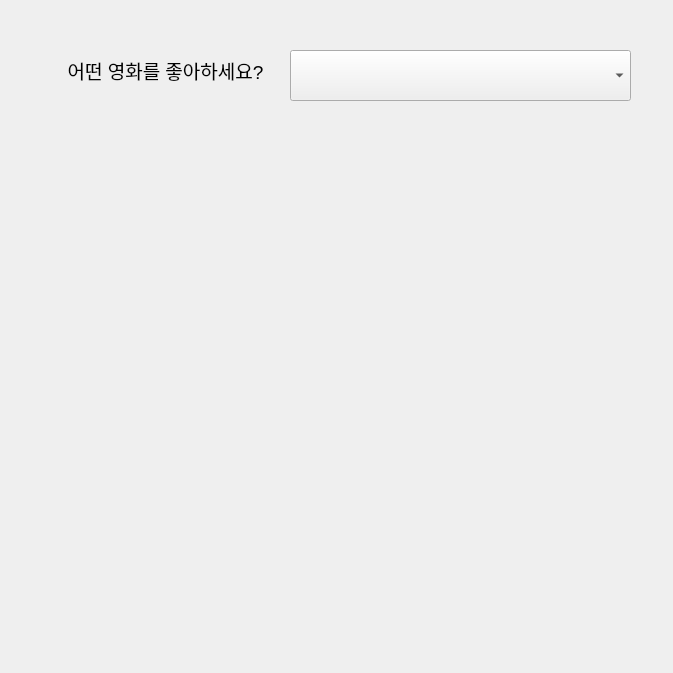
Qt form movie_recommendation.ui (chipmunk-tail/250203-Keras-Movie-for-you) before a commit.
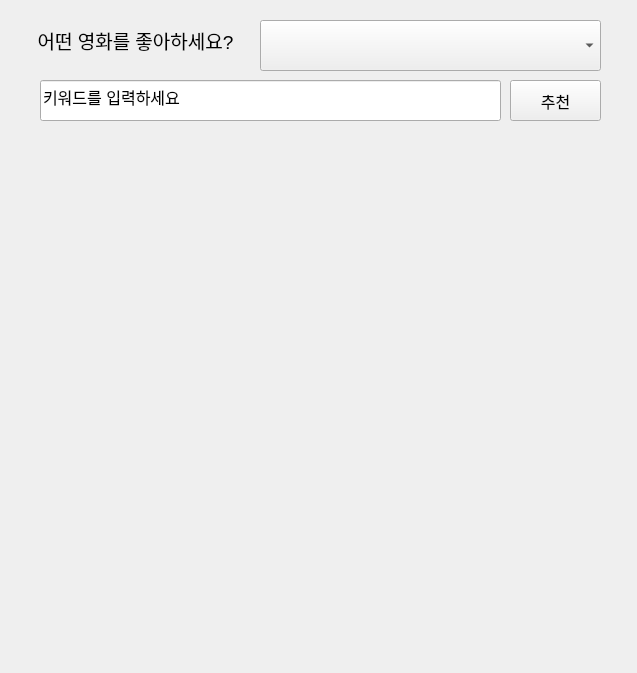
The same form after that commit.

```diff
--- a/movie_recommendation.ui
+++ b/movie_recommendation.ui
@@ -6,7 +6,7 @@
    <rect>
     <x>0</x>
     <y>0</y>
-    <width>673</width>
+    <width>637</width>
     <height>673</height>
    </rect>
   </property>
@@ -16,8 +16,8 @@
   <widget class="QLabel" name="lbl_title">
    <property name="geometry">
     <rect>
-     <x>50</x>
-     <y>50</y>
+     <x>20</x>
+     <y>20</y>
      <width>231</width>
      <height>41</height>
     </rect>
@@ -37,8 +37,8 @@
   <widget class="QComboBox" name="cb_title">
    <property name="geometry">
     <rect>
-     <x>290</x>
-     <y>50</y>
+     <x>260</x>
+     <y>20</y>
      <width>341</width>
      <height>51</height>
     </rect>
@@ -53,9 +53,9 @@
    <property name="geometry">
     <rect>
      <x>50</x>
-     <y>110</y>
-     <width>571</width>
-     <height>531</height>
+     <y>140</y>
+     <width>541</width>
+     <height>501</height>
     </rect>
    </property>
    <property name="font">
@@ -67,6 +67,42 @@
     <string/>
    </property>
   </widget>
+  <widget class="QLineEdit" name="le_keyword">
+   <property name="geometry">
+    <rect>
+     <x>40</x>
+     <y>80</y>
+     <width>461</width>
+     <height>41</height>
+    </rect>
+   </property>
+   <property name="font">
+    <font>
+     <pointsize>12</pointsize>
+    </font>
+   </property>
+   <property name="text">
+    <string>키워드를 입력하세요</string>
+   </property>
+  </widget>
+  <widget class="QPushButton" name="btn_recommend">
+   <property name="geometry">
+    <rect>
+     <x>510</x>
+     <y>80</y>
+     <width>91</width>
+     <height>41</height>
+    </rect>
+   </property>
+   <property name="font">
+    <font>
+     <pointsize>12</pointsize>
+    </font>
+   </property>
+   <property name="text">
+    <string>추천</string>
+   </property>
+  </widget>
  </widget>
  <resources/>
  <connections/>
```
